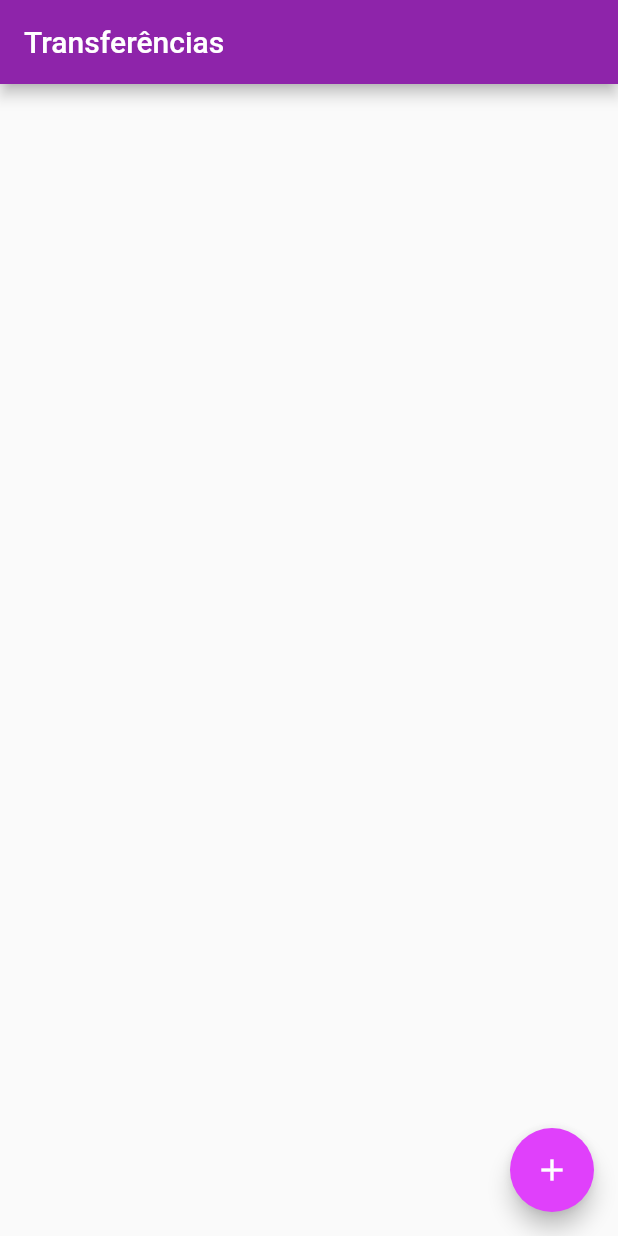
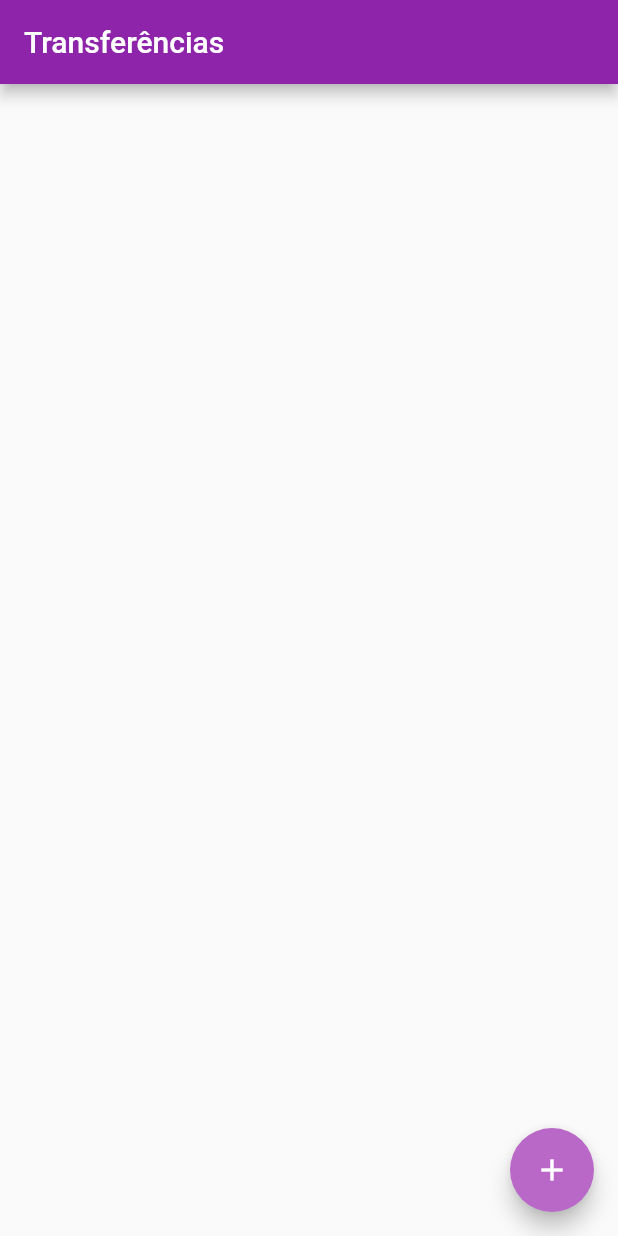
Before and after one commit to brunocheles/Alura, a Flutter app: the screen it shows after launch, on a phone screen of 412 x 824 dp. Run offline on Flutter 3.47's test engine with Material 2 defaults, Android fonts, the phone set to English and light mode, and no system bars.

Commit message:
Ajuste de cor dos botões

```diff
--- a/Projeto_ByteBank/lib/main.dart
+++ b/Projeto_ByteBank/lib/main.dart
@@ -15,16 +15,16 @@ class BytebankApp extends StatelessWidget {
           primarySwatch: Colors.purple,
         ).copyWith(
           primary: Colors.purple[600],
-          secondary: Colors.purpleAccent[200],
+          secondary: Colors.purple[300],
         ),
         buttonTheme: ButtonThemeData(
-          buttonColor: Colors.purpleAccent[200],
+          buttonColor: Colors.purple[300],
           textTheme: ButtonTextTheme.accent,
         ),
         elevatedButtonTheme: ElevatedButtonThemeData(
           style: ButtonStyle(
               backgroundColor:
-                  MaterialStateProperty.all(Colors.purpleAccent[200])),
+                  MaterialStateProperty.all(Colors.purple[300])),
         ),
       ),
       home: ListaTransferencias(),
```
